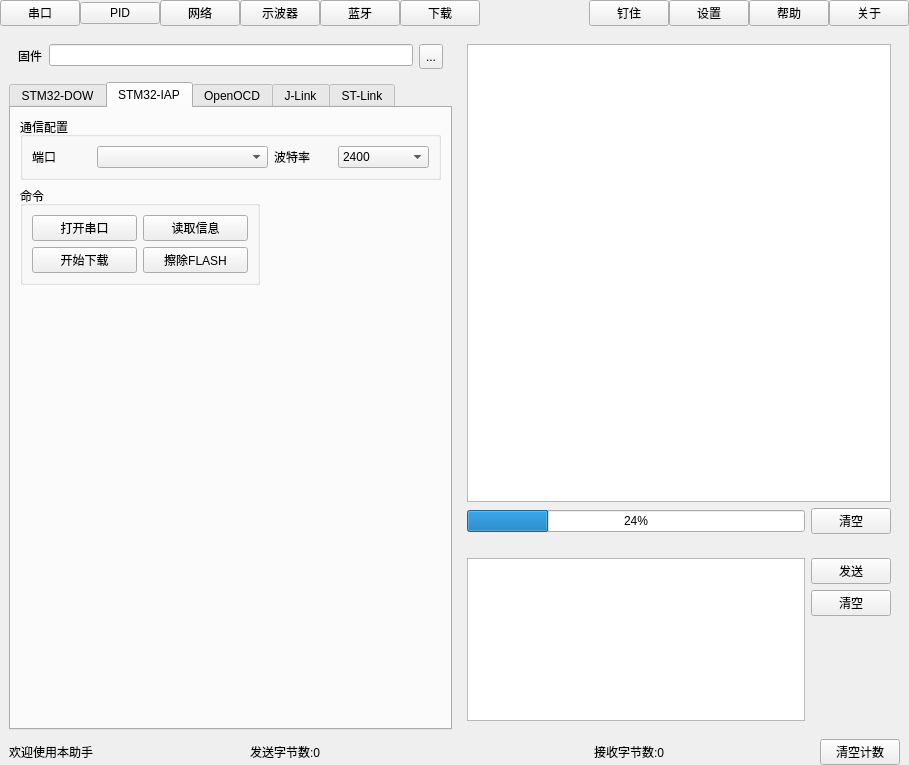
Old version of the form assistant/widget.ui in the repository han-shao-jun/assistant.
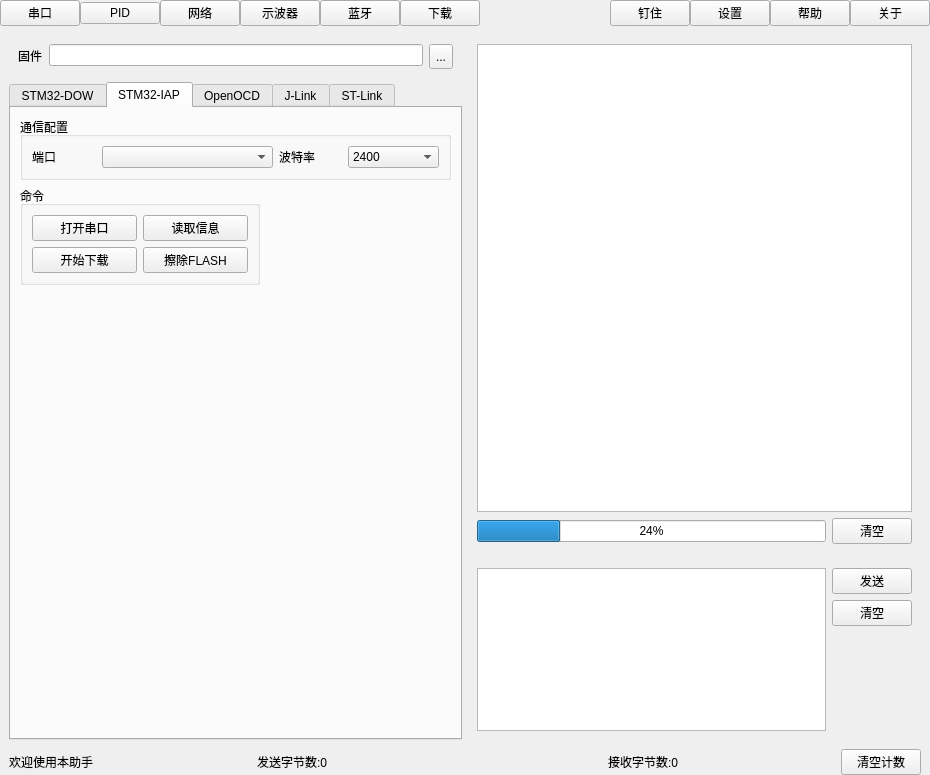
New version of the form. Custom widgets are drawn as their Qt base class.

Diff of the .ui file:
```diff
--- a/assistant/widget.ui
+++ b/assistant/widget.ui
@@ -6,8 +6,8 @@
    <rect>
     <x>0</x>
     <y>0</y>
-    <width>909</width>
-    <height>760</height>
+    <width>930</width>
+    <height>775</height>
    </rect>
   </property>
   <property name="maximumSize">
```
Left out of the diff: 2 changed lines with no effect on the pictures.
